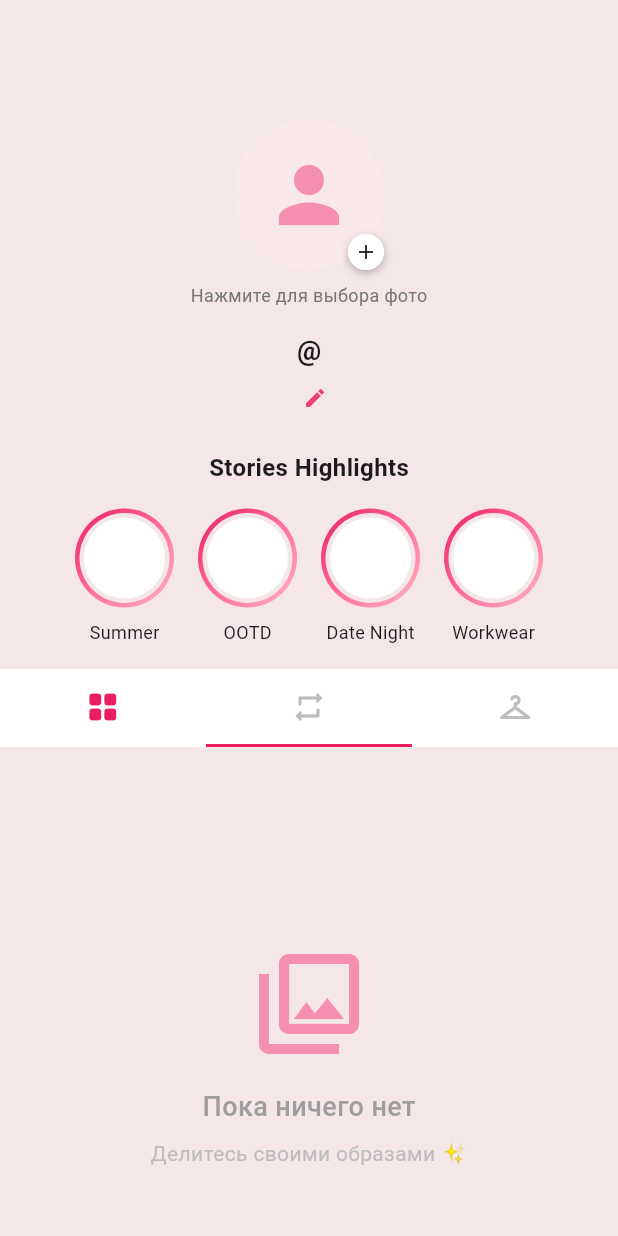
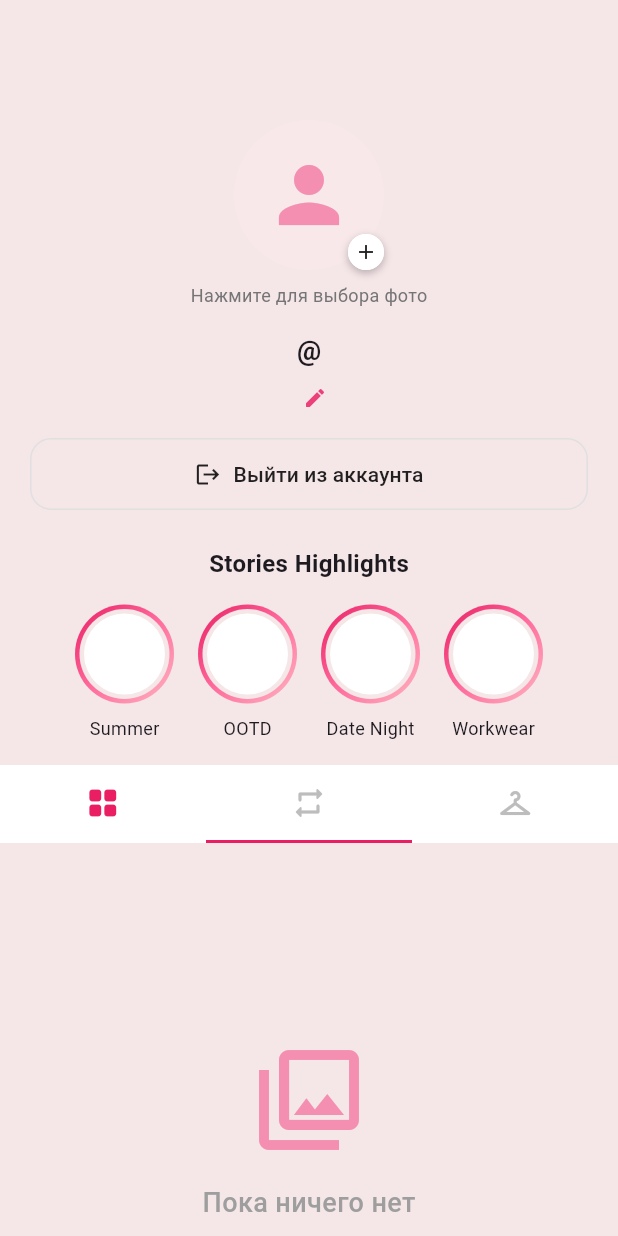
Before and after one commit to OhButWhy/webbapp, a Flutter app: the ProfilePage screen opened directly, on a phone screen of 412 x 824 dp. Run offline on Flutter 3.47's test engine with Material 3 defaults, Android fonts, the phone set to English and light mode, and no system bars; our stand-ins replace cloud_firestore, firebase_auth, firebase_core, flutter_dotenv, image_picker, shared_preferences; accounts and stored records are empty; network calls fail.

Commit message:
Fix onboarding hang and add logout

```diff
--- a/stylee_app/lib/screens/profile_page.dart
+++ b/stylee_app/lib/screens/profile_page.dart
@@ -145,6 +145,15 @@ class _ProfilePageState extends State<ProfilePage> {
         );
       },
     );
+  }
+
+  Future<void> _signOut() async {
+    await FirebaseAuth.instance.signOut();
+    if (mounted) {
+      ScaffoldMessenger.of(context).showSnackBar(
+        const SnackBar(content: Text('Вы вышли из аккаунта')),
+      );
+    }
   }
 
   @override
@@ -307,6 +316,23 @@ class _ProfilePageState extends State<ProfilePage> {
                               ),
                             ),
                           ],
+                        ),
+                        const SizedBox(height: 16),
+                        SizedBox(
+                          width: double.infinity,
+                          child: OutlinedButton.icon(
+                            onPressed: _signOut,
+                            icon: const Icon(Icons.logout),
+                            label: const Text('Выйти из аккаунта'),
+                            style: OutlinedButton.styleFrom(
+                              foregroundColor: Colors.black87,
+                              side: BorderSide(color: Colors.grey.shade300),
+                              padding: const EdgeInsets.symmetric(vertical: 14),
+                              shape: RoundedRectangleBorder(
+                                borderRadius: BorderRadius.circular(14),
+                              ),
+                            ),
+                          ),
                         ),
                         const SizedBox(height: 24),
 
```
Also changed, not shown: stylee_app/lib/screens/quiz/question_factory.dart (+8 -4 lines), stylee_app/lib/screens/quiz/quiz_wizard.dart (+9 -1 lines).
